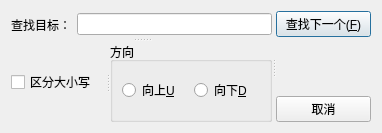
Before: the Qt Designer form finddialog.ui in Meroasis/QtNotepad, drawn with Qt 5.
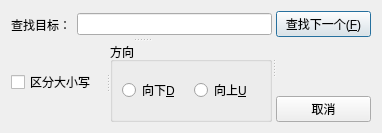
After: the same form once the commit is applied.

```diff
--- a/finddialog.ui
+++ b/finddialog.ui
@@ -23,7 +23,7 @@
       <property name="orientation">
        <enum>Qt::Orientation::Vertical</enum>
       </property>
-      <widget class="QWidget" name="">
+      <widget class="QWidget" name="layoutWidget">
        <layout class="QHBoxLayout" name="horizontalLayout_2">
         <item>
          <widget class="QLabel" name="label">
@@ -69,22 +69,22 @@
          <item>
           <widget class="QRadioButton" name="rbDown">
            <property name="text">
-            <string>向上&amp;U</string>
-           </property>
-          </widget>
-         </item>
-         <item>
-          <widget class="QRadioButton" name="rbUp">
-           <property name="text">
             <string>向下&amp;D</string>
            </property>
           </widget>
          </item>
+         <item>
+          <widget class="QRadioButton" name="rbUp">
+           <property name="text">
+            <string>向上&amp;U</string>
+           </property>
+          </widget>
+         </item>
         </layout>
        </widget>
       </widget>
      </widget>
-     <widget class="QWidget" name="">
+     <widget class="QWidget" name="layoutWidget">
       <layout class="QVBoxLayout" name="verticalLayout">
        <item>
         <widget class="QPushButton" name="btnFindNext">
```
Left out of the diff: 4 changed lines with no effect on the pictures.
